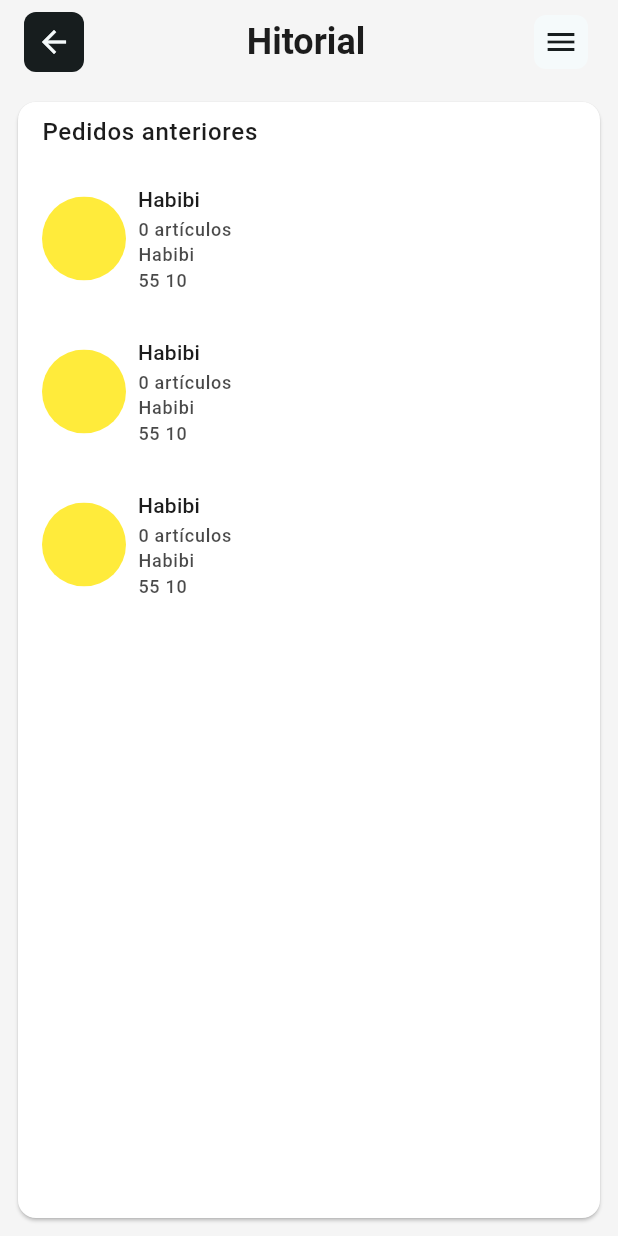
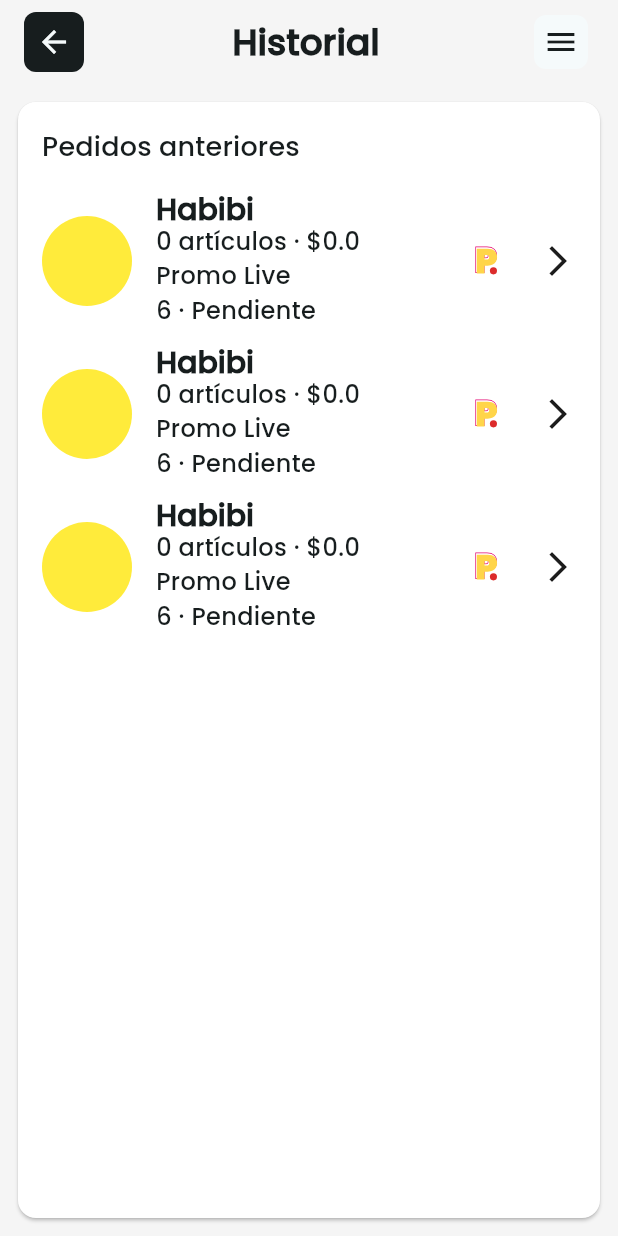
Before and after one commit to DanielAndresClavijo/orders-app, a Flutter app: the screen it shows after launch, after a tap on "SABER MAS", after a tap on "INICIAR SESION", on a phone screen of 412 x 824 dp. Run offline on Flutter 3.47's test engine with Material 3 defaults, Android fonts, the phone set to English and light mode, and no system bars; our stand-ins replace flutter_riverpod, flutter_svg, get_it, go_router, lottie, supabase_flutter; accounts and stored records are empty.

Commit message:
EDIT - layout item list

```diff
--- a/lib/config/assets.dart
+++ b/lib/config/assets.dart
@@ -2,4 +2,9 @@ class Assets {
   static const String splashAnimation =
       'assets/animations/splash_animation.json';
   static const String banner = 'assets/images/banner.png';
+  static const String visaLogo = 'assets/images/visa_logo.svg';
+  static const String mastercardLogo = 'assets/images/mastercard_logo.svg';
+  static const String promoLiveIcon = 'assets/images/promo_live_icon.svg';
+  static const String lineRoundedConnectIcon =
+      'assets/images/line_rounded_connect_icon.svg';
 }
--- a/lib/config/theme.dart
+++ b/lib/config/theme.dart
@@ -4,7 +4,9 @@ const Color kDarkColorApp = Color(0xFF1C1C1C);
 const Color kWhiteColorApp = Color(0xFFF5F5F5);
 const Color kSeedColorApp = Color(0xFF00A877);
 
-ThemeData appTheme(bool isDarkMode) => ThemeData(
+ThemeData appTheme(bool isDarkMode) {
+  return ThemeData(
+    fontFamily: "Poppins",
     primaryColor: kDarkColorApp,
     colorScheme: ColorScheme.fromSeed(
       seedColor: isDarkMode ? kWhiteColorApp : kDarkColorApp,
@@ -12,36 +14,64 @@ ThemeData appTheme(bool isDarkMode) => ThemeData(
     ),
     scaffoldBackgroundColor: isDarkMode ? kDarkColorApp : kWhiteColorApp,
     cardColor: isDarkMode ? const Color(0xFF2C2C2C) : kWhiteColorApp,
-      textTheme: TextTheme(
-        displayLarge: TextStyle(
+    textTheme: const TextTheme(
+      // Para el título principal "Historial"
+      headlineMedium: TextStyle(
         fontSize: 24,
         fontWeight: FontWeight.bold,
-          color: isDarkMode ? kWhiteColorApp : kDarkColorApp,
       ),
+      // Para el nombre del restaurante "Boston’s Pizza" Facturacion
+      headlineSmall: TextStyle(
+        fontSize: 24,
+        fontWeight: FontWeight.bold,
+      ),
+      // Para el nombre del restaurante "Habibi" y
+      // para el título de la sección "Tu pedido"
+      titleLarge: TextStyle(
+        fontSize: 20,
+        fontWeight: FontWeight.bold,
+      ),
+      // Para el subtítulo "Pedidos anteriores"
+      titleMedium: TextStyle(
+        fontSize: 18,
+        fontWeight: FontWeight.w500,
+      ),
+      // Para la información del pedido "3 artículos · \$480.00\nDyshesz Direct\nAbr 13 · Completado"
+      // Para el texto de los artículos del pedido "Reserva de Promo Live"
+      // Para el nombre del banco y el número de tarjeta "ICICI Bank Card ****5486"
+      bodyMedium: TextStyle(
+        fontSize: 16,
+        fontWeight: FontWeight.w400,
+      ),
+      // Para los detalles del pedido "Tu pedido", "Pizza italiana",
+      // "Rebanada de pastel de chocolate", "Refresco de 1 Lt"
+      // Para "Total pagado" y su monto "$0.00"
       bodyLarge: TextStyle(
         fontSize: 16,
+        fontWeight: FontWeight.w400,
+      ),
+      // Para los precios tachados y Para el monto total de los artículos "$0.00"
+      // Para el botón "Ver factura"
+      // Para el botón "¿Necesitas ayuda?"
+      labelLarge: TextStyle(
+        fontSize: 16,
         fontWeight: FontWeight.w500,
-          color: isDarkMode ? kWhiteColorApp : kDarkColorApp,
       ),
-        bodyMedium: TextStyle(
-          fontSize: 14,
-          fontWeight: FontWeight.normal,
-          color: isDarkMode ? kWhiteColorApp : kDarkColorApp,
+      // Para los descuentos y para el estado del pedido "Presentado"
+      labelMedium: TextStyle(
+        fontSize: 16,
+        color: Colors.green,
+        fontWeight: FontWeight.w500,
       ),
-        titleMedium: TextStyle(
-          fontSize: 14,
-          fontWeight: FontWeight.w500,
-          color: isDarkMode ? kWhiteColorApp : kDarkColorApp,
+      // Para los precios descontados
+      labelSmall: TextStyle(
+        fontSize: 16,
+        fontWeight: FontWeight.bold,
       ),
-        titleSmall: TextStyle(
-          fontSize: 12,
-          fontWeight: FontWeight.w500,
-          color: isDarkMode ? kWhiteColorApp : kDarkColorApp,
-        ),
-        labelSmall: TextStyle(
-          fontSize: 12,
-          fontWeight: FontWeight.w500,
-          color: (isDarkMode ? kWhiteColorApp : kDarkColorApp).withOpacity(0.8),
+      // Para el total de los artículos y otros totales
+      bodySmall: TextStyle(
+        fontSize: 16,
+        fontWeight: FontWeight.bold,
       ),
     ),
     appBarTheme: AppBarTheme(
@@ -59,6 +89,7 @@ ThemeData appTheme(bool isDarkMode) => ThemeData(
     ),
     dividerColor: const Color(0xFFE0E0E0),
   );
+}
 
 class ThemeNotifier extends ChangeNotifier {
   ThemeData theme = appTheme(false);
--- a/lib/data/datasources/local/orders_local_datasource.dart
+++ b/lib/data/datasources/local/orders_local_datasource.dart
@@ -18,19 +18,22 @@ List<Order> _ordersMock = [
   Order(
     id: 1,
     createdAt: DateTime(2024, 6, 10, 16, 55),
-    name: "Habibi",
+    companyName: "Habibi",
+    address: "Benito Juárez #231",
     uuid: "1",
   ),
   Order(
     id: 2,
     createdAt: DateTime(2024, 6, 10, 16, 55),
-    name: "Habibi",
+    companyName: "Habibi",
+    address: "Benito Juárez #231",
     uuid: "1",
   ),
   Order(
     id: 3,
     createdAt: DateTime(2024, 6, 10, 16, 55),
-    name: "Habibi",
+    companyName: "Habibi",
+    address: "Benito Juárez #231",
     uuid: "1",
   ),
 ];
--- a/lib/domain/entities/order.dart
+++ b/lib/domain/entities/order.dart
@@ -8,8 +8,9 @@ part 'order.g.dart';
 ///   - [cancelled] Pedido cancelado
 ///   - [completed] Pedido pagado y enviado
 ///   - [pending] Pedido pendiente en confirmar
-enum OrderStatus { cancelled, completed, pending }
+enum OrderStatus { cancelled, completed, pending, noShow }
 
+/// Tipos de Metodos de pago
 enum PaymentMethod { visa, mastercard }
 
 /// Entidad para Pedidos.
@@ -21,8 +22,14 @@ class Order {
   /// Fecha de creacion.
   final DateTime createdAt;
 
+  /// Fecha de actualizacion.
+  final DateTime updatedAt;
+
   /// Nombre de la orden.
-  final String name;
+  final String companyName;
+
+  /// Direccion de envio de pedido.
+  final String address;
 
   /// Listado de ids de los productos relacionados al pedido.
   final List<ProductOrder> products;
@@ -48,7 +55,8 @@ class Order {
   const Order({
     required this.id,
     required this.createdAt,
-    required this.name,
+    required this.companyName,
+    required this.address,
     this.products = const [],
     this.status = OrderStatus.pending,
     this.tip = 0,
@@ -56,18 +64,33 @@ class Order {
     this.paymentMethod,
     required this.uuid,
     this.imageId = "",
-  });
+  }) : updatedAt = createdAt;
 
   factory Order.fromJson(Map<String, dynamic> json) => _$OrderFromJson(json);
 
   Map<String, dynamic> toJson() => _$OrderToJson(this);
+
+  double get priceWithDiscount {
+    double price = 0;
+    for (var product in products) {
+      price += product.price * product.discount;
+    }
+
+    return price;
+  }
+
+  double get totalPrice => priceWithDiscount + shipment + tip;
+
+  bool get isPromoLive => shipment == 0;
 
   @override
   String toString() {
     return "Order{"
         "\n  id: $id,"
         "\n  createdAt: $createdAt,"
-        "\n  name: $name,"
+        "\n  updatedAt: $updatedAt,"
+        "\n  companyName: $companyName,"
+        "\n  address: $address,"
         "\n  products: $products,"
         "\n  status: $status,"
         "\n  tip: $tip,"
@@ -85,7 +108,9 @@ class Order {
           runtimeType == other.runtimeType &&
           id == other.id &&
           createdAt == other.createdAt &&
-          name == other.name &&
+          updatedAt == other.updatedAt &&
+          companyName == other.companyName &&
+          address == other.address &&
           products == other.products &&
           status == other.status &&
           tip == other.tip &&
@@ -97,8 +122,9 @@ class Order {
   @override
   int get hashCode =>
       id.hashCode ^
-      createdAt.hashCode ^
-      name.hashCode ^
+      updatedAt.hashCode ^
+      companyName.hashCode ^
+      address.hashCode ^
       products.hashCode ^
       status.hashCode ^
       tip.hashCode ^
--- a/lib/domain/entities/product_order.dart
+++ b/lib/domain/entities/product_order.dart
@@ -39,6 +39,24 @@ class ProductOrder {
 
   Map<String, dynamic> toJson() => _$ProductOrderToJson(this);
 
+  ProductOrder copyWith({
+    final int? id,
+    final DateTime? createdAt,
+    final String? name,
+    final double? price = 0,
+    final double? discount = 0,
+    final int? orderId,
+  }) {
+    return ProductOrder(
+      id: id ?? this.id,
+      createdAt: createdAt ?? this.createdAt,
+      name: name ?? this.name,
+      orderId: orderId ?? this.orderId,
+      discount: discount ?? this.discount,
+      price: price ?? this.price,
+    );
+  }
+
   @override
   String toString() {
     return "ProductOrder{"
--- a/lib/ui/app.dart
+++ b/lib/ui/app.dart
@@ -2,7 +2,7 @@ import 'package:flutter/material.dart';
 import 'package:flutter_riverpod/flutter_riverpod.dart';
 import 'package:orders_app/config/router/common_router.dart';
 import 'package:orders_app/injector/injector_providers.dart';
-import 'package:orders_app/ui/core/components/notification_widget.dart';
+import 'package:orders_app/ui/core/components/base/notification_wrapper_base_page.dart';
 
 class OrdersApp extends ConsumerStatefulWidget {
   const OrdersApp({super.key});
@@ -29,7 +29,7 @@ class _OrdersAppState extends ConsumerState<OrdersApp> {
       title: 'Order App',
       theme: theme.theme,
       routerConfig: router.router,
-      builder: (_, child) => NotificationWrapperWidget(
+      builder: (_, child) => NotificationWrapperBasePage(
         child: child ?? const Center(),
       ),
     );
--- a/lib/ui/core/components/base/authorized_user_base_page.dart
+++ b/lib/ui/core/components/base/authorized_user_base_page.dart
@@ -3,6 +3,7 @@ import 'package:go_router/go_router.dart';
 import 'package:orders_app/config/router/welcome/welcome_routes.dart';
 import 'package:orders_app/ui/core/components/buttons/back_button.dart';
 import 'package:orders_app/ui/core/components/buttons/menu_wrapper_button.dart';
+import 'package:orders_app/ui/core/extensions/context_extension.dart';
 
 /// Origen de la página del pedido
 enum OrderPageOrigin { list, history, detail }
@@ -40,9 +41,10 @@ class AuthorizedBasePage extends StatelessWidget {
             child: MenuWrapperButtonWidget(onWrap: () {}),
           ),
         ],
-        title: const Center(
+        title: Center(
           child: Text(
-            "Hitorial",
+            "Historial",
+            style: context.font.headlineMedium,
             overflow: TextOverflow.ellipsis,
           ),
         ),
--- a/lib/ui/core/components/notification_widget.dart
+++ b/lib/ui/core/components/base/notification_wrapper_base_page.dart
@@ -6,10 +6,10 @@ import 'package:orders_app/ui/core/extensions/context_extension.dart';
 
 /// Widget que configura las notificaciones para mostrar mensajes flotantes en
 /// la app.
-class NotificationWrapperWidget extends ConsumerWidget {
+class NotificationWrapperBasePage extends ConsumerWidget {
   final Widget child;
 
-  const NotificationWrapperWidget({super.key, required this.child});
+  const NotificationWrapperBasePage({super.key, required this.child});
 
   @override
   Widget build(BuildContext context, WidgetRef ref) {
--- a/lib/ui/core/components/base/unauthorized_user_base_page.dart
+++ b/lib/ui/core/components/base/unauthorized_user_base_page.dart
@@ -1,5 +1,6 @@
 import 'package:flutter/material.dart';
 import 'package:orders_app/ui/core/components/buttons/theme_button.dart';
+import 'package:orders_app/ui/core/extensions/context_extension.dart';
 
 /// Layout base para las pantallas donde el usuario no este autenticado.
 ///
@@ -24,16 +25,17 @@ class UnauthorizedBasePage extends StatelessWidget {
           padding: EdgeInsets.fromLTRB(16, 8, 0, 8),
           child: ThemeButtonWidget(),
         ),
-        title: const Row(
+        title: Row(
           mainAxisAlignment: MainAxisAlignment.center,
           children: [
-            Padding(
+            const Padding(
               padding: EdgeInsets.all(8.0),
               child: Icon(Icons.fastfood),
             ),
             Flexible(
               child: Text(
                 "Foddie",
+                style: context.font.headlineMedium,
                 overflow: TextOverflow.ellipsis,
               ),
             ),
--- /dev/null
+++ b/lib/ui/core/components/order_list_item_widget.dart
@@ -0,0 +1,120 @@
+import 'package:flutter/material.dart';
+import 'package:flutter_svg/flutter_svg.dart';
+import 'package:go_router/go_router.dart';
+import 'package:intl/intl.dart';
+import 'package:orders_app/config/assets.dart';
+import 'package:orders_app/config/router/orders/orders_routes.dart';
+import 'package:orders_app/domain/entities/order.dart';
+import 'package:orders_app/ui/core/extensions/context_extension.dart';
+
+class OrderListItemWidget extends StatelessWidget {
+  final Order order;
+
+  const OrderListItemWidget({
+    super.key,
+    required this.order,
+  });
+
+  @override
+  Widget build(BuildContext context) {
+    return Material(
+      color: Colors.transparent,
+      shadowColor: Colors.transparent,
+      surfaceTintColor: Colors.transparent,
+      child: InkWell(
+        onTap: () {
+          context.go("$kOrderDetailPath/${order.id}");
+        },
+        child: Padding(
+          padding: const EdgeInsets.fromLTRB(16, 8, 16, 0),
+          child: Row(
+            children: [
+              ClipOval(
+                child: Container(
+                  width: 60,
+                  height: 60,
+                  color: Colors.yellow,
+                ),
+              ),
+              const SizedBox(width: 16),
+              Expanded(
+                child: Column(
+                  crossAxisAlignment: CrossAxisAlignment.start,
+                  mainAxisAlignment: MainAxisAlignment.center,
+                  children: [
+                    Flexible(
+                      child: Text(
+                        order.companyName,
+                        style: context.font.titleLarge?.copyWith(height: 1),
+                        overflow: TextOverflow.ellipsis,
+                      ),
+                    ),
+                    Flexible(
+                      child: Text(
+                        "${order.products.length} artículos · \$${order.totalPrice}",
+                        style: context.font.bodyMedium,
+                        overflow: TextOverflow.ellipsis,
+                      ),
+                    ),
+                    Flexible(
+                      child: Text(
+                        _getShipmentTypeText(),
+                        style: context.font.bodyMedium,
+                        overflow: TextOverflow.ellipsis,
+                      ),
+                    ),
+                    Flexible(
+                      child: Text.rich(
+                        TextSpan(
+                          text: DateFormat("M").format(order.createdAt),
+                          children: [
+                            const TextSpan(text: " · "),
+                            TextSpan(text: _getTypeOrderText()),
+                          ],
+                        ),
+                        style: context.font.bodyMedium,
+                        overflow: TextOverflow.ellipsis,
+                      ),
+                    ),
+                  ],
+                ),
+              ),
+              SvgPicture.asset(
+                _getAssetIconText(),
+                width: 24,
+                height: 24,
+              ),
+              const SizedBox(width: 24),
+              const Icon(Icons.arrow_forward_ios)
+            ],
+          ),
+        ),
+      ),
+    );
+  }
+
+  String _getAssetIconText() {
+    if (order.isPromoLive) return Assets.promoLiveIcon;
+    return Assets.lineRoundedConnectIcon;
+  }
+
+  String _getTypeOrderText() {
+    switch (order.status) {
+      case OrderStatus.pending:
+        return "Pendiente";
+      case OrderStatus.cancelled:
+        return "Cancelado";
+      case OrderStatus.completed:
+        return "Completado";
+      case OrderStatus.noShow:
+      default:
+        return "No presentado";
+    }
+  }
+
+  /// Obtiene el texto para el tipo de oferta del pedido.
+  String _getShipmentTypeText() {
+    if (order.isPromoLive) return "Promo Live";
+    return "Promo Live";
+  }
+}
--- a/lib/ui/core/components/product_list_widget.dart
+++ b/lib/ui/core/components/product_list_widget.dart
@@ -1,14 +1,14 @@
 import 'package:flutter/material.dart';
-import 'package:intl/intl.dart';
 import 'package:orders_app/domain/entities/order.dart';
-import 'package:orders_app/ui/core/extensions/context_extension.dart';
+import 'package:orders_app/ui/core/components/order_list_item_widget.dart';
 
-// Definimos el ancho mínimo de cada celda
-const double _kCellWidth = 300.0;
+/// Definimos el ancho maximo de cada celda
+const double _kCellWidth = 450.0;
 
-// Definimos el espaciado entre las celdas
+/// Definimos el espaciado entre las celdas
 const double _kCellSpacing = 16.0;
 
+/// Widget para pintar los items de los pedidos en una lista desplazable.
 class OrderListWidget extends StatefulWidget {
   final List<Order> orders;
 
@@ -33,10 +33,11 @@ class _OrderListWidgetState extends State<OrderListWidget> {
 
   @override
   Widget build(BuildContext context) {
-    // Usamos LayoutBuilder para obtener las dimensiones del widget padre
+    /// Se usa LayoutBuilder para obtener las dimensiones del widget padre
     return LayoutBuilder(
       builder: (context, constraints) {
-        // Calculamos el número de columnas que caben en el espacio disponible
+        /// Calculamos el número de columnas que caben en el espacio disponible
+        /// de la Grid.
         int columnCount = _calculateColumnCount(constraints.maxWidth);
 
         return GridView.builder(
@@ -47,49 +48,10 @@ class _OrderListWidgetState extends State<OrderListWidget> {
             mainAxisSpacing: columnCount == 1 ? 0 : _kCellSpacing,
             mainAxisExtent: 102,
           ),
-
-          // Número de ítems en el GridView
           itemCount: _orders.length,
           itemBuilder: (context, index) {
             final order = _orders[index];
-            return Container(
-              // color: Colors.blueAccent,
-              padding: const EdgeInsets.symmetric(horizontal: 16, vertical: 8),
-              child: Row(
-                children: [
-                  ClipOval(
-                    child: Container(
-                      width: 56,
-                      height: 56,
-                      color: Colors.yellow,
-                    ),
-                  ),
-                  const SizedBox(width: 8),
-                  Column(
-                    crossAxisAlignment: CrossAxisAlignment.start,
-                    mainAxisAlignment: MainAxisAlignment.center,
-                    children: [
-                      Text(
-                        order.name,
-                        style: context.font.titleMedium,
-                      ),
-                      Text(
-                        "${order.products.length} artículos",
-                        style: context.font.labelSmall,
-                      ),
-                      Text(
-                        order.name,
-                        style: context.font.labelSmall,
-                      ),
-                      Text(
-                        DateFormat("mm dd").format(order.createdAt),
-                        style: context.font.labelSmall,
-                      ),
-                    ],
-                  ),
-                ],
-              ),
-            );
+            return OrderListItemWidget(order: order);
           },
         );
       },
--- a/lib/ui/features/orders/order_list.dart
+++ b/lib/ui/features/orders/order_list.dart
@@ -59,13 +59,10 @@ class _OrderListPageState extends ConsumerState<OrderListPage> {
               crossAxisAlignment: CrossAxisAlignment.start,
               children: [
                 Padding(
-                  padding: const EdgeInsets.symmetric(
-                    vertical: 8,
-                    horizontal: 16,
-                  ),
+                  padding: const EdgeInsets.fromLTRB(16, 16, 16, 8),
                   child: Text(
                     "Pedidos anteriores",
-                    style: context.font.bodyLarge,
+                    style: context.font.titleMedium,
                     textAlign: TextAlign.left,
                   ),
                 ),
```
Also changed, not shown: fonts/OFL.txt (added, +93 -0 lines), lib/main.dart (+13 -0 lines), pubspec.yaml (+5 -27 lines), assets/images/line_rounded_connect_icon.svg (added), assets/images/mastercard_logo.svg (added), assets/images/promo_live_icon.svg (added), assets/images/visa_logo.svg (added), fonts/Poppins-Medium.ttf (added), lib/domain/entities/order.g.dart. Lines whose indentation alone changed are shown as unchanged.
